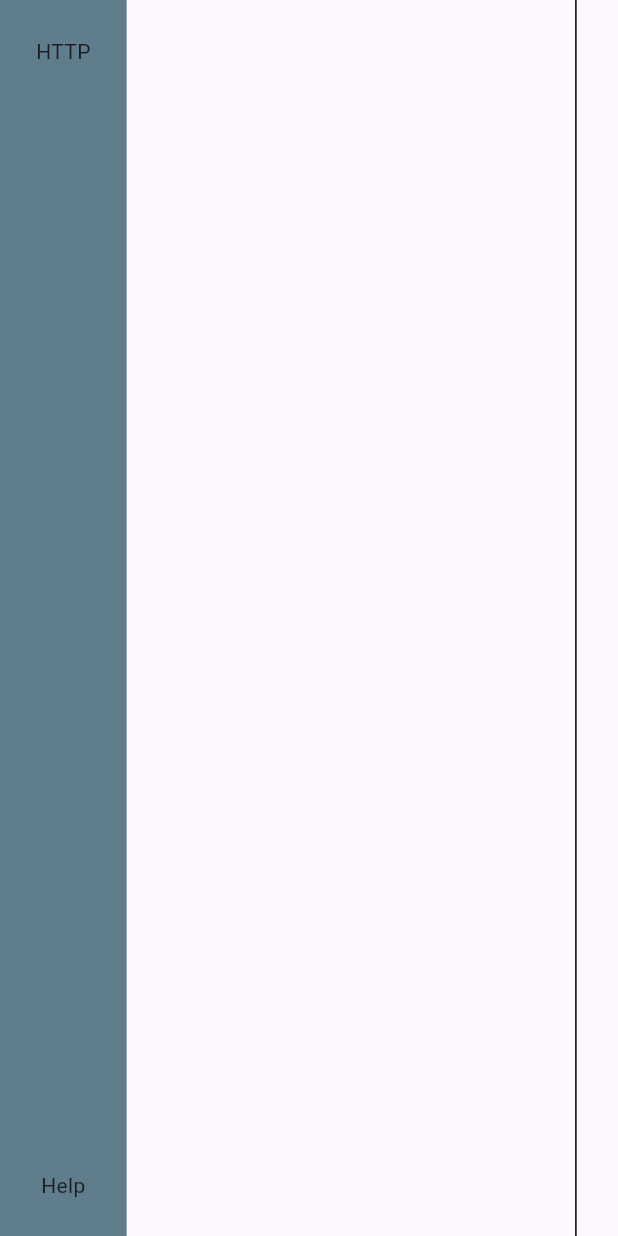
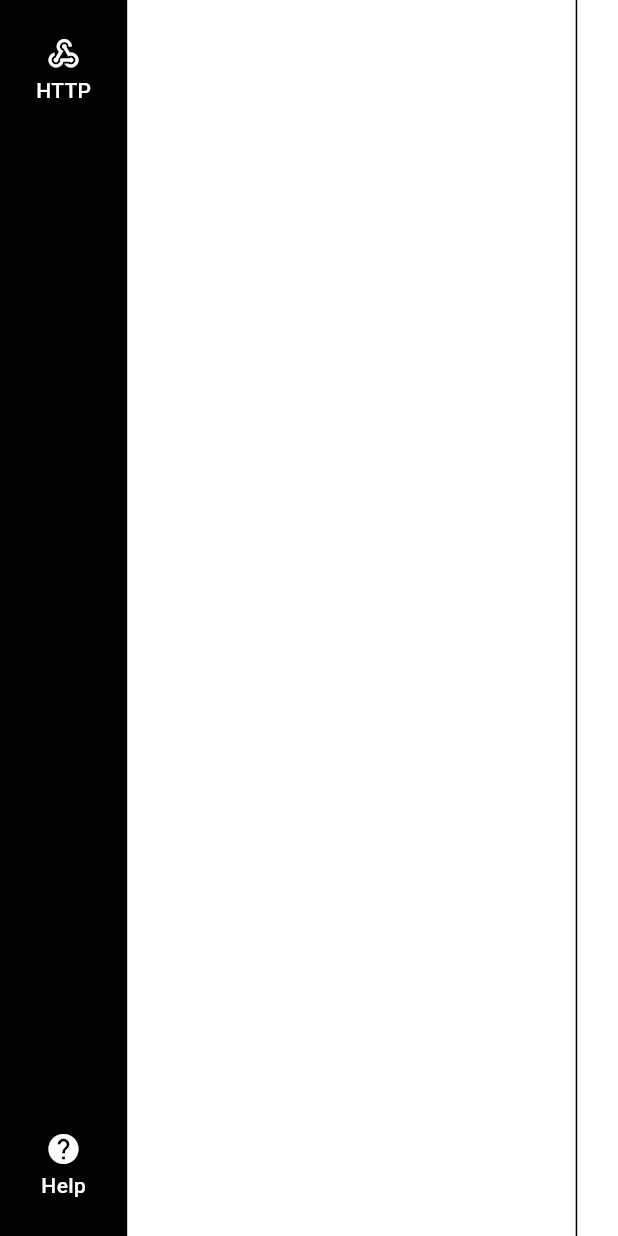
Before and after one commit to lsymds/loco11y, a Flutter app: the screen it shows after launch, on a phone screen of 412 x 824 dp. Run offline on Flutter 3.47's test engine with Material 3 defaults, Android fonts, the phone set to English and light mode, and no system bars; our stand-ins replace flutter_riverpod, riverpod_annotation, shelf; generated files the repository leaves out were written again; statements that could not run were skipped.

Commit message:
design improvements

```diff
--- a/lib/areas/http_log/ui/screens/inner_screen.dart
+++ b/lib/areas/http_log/ui/screens/inner_screen.dart
@@ -68,8 +68,13 @@ class HttpLogInnerScreen extends ConsumerWidget {
                 ),
                 child: ListView(
                   children: data.requests
-                      .map((r) => RequestSummary(
-                          request: r, onTap: () => manager.openRequest(r)))
+                      .map(
+                        (r) => RequestSummary(
+                          active: r == data.requestBeingViewed,
+                          request: r,
+                          onTap: () => manager.openRequest(r),
+                        ),
+                      )
                       .toList(),
                 ),
               ),
--- a/lib/main.dart
+++ b/lib/main.dart
@@ -2,7 +2,7 @@ import "package:flutter/material.dart";
 import "package:flutter_riverpod/flutter_riverpod.dart";
 import "package:loco11y/areas/http_log/proxy/proxy_server.dart";
 import "package:loco11y/areas/http_log/ui/screens/inner_screen.dart";
-import "package:loco11y/shared/ui/components/sidebar.dart";
+import "package:loco11y/shared/ui/components/sidebar/sidebar.dart";
 
 void main() async {
   final container = ProviderContainer();
@@ -23,7 +23,10 @@ class Loco11yApp extends StatelessWidget {
   Widget build(BuildContext context) {
     return MaterialApp(
       title: "loco11y",
-      theme: ThemeData.light(useMaterial3: true),
+      theme: ThemeData.from(
+        colorScheme: const ColorScheme.light(),
+        useMaterial3: true,
+      ),
       home: Scaffold(
         body: LayoutBuilder(
           builder: (BuildContext context, BoxConstraints constraints) {
--- a/lib/shared/ui/components/sidebar.dart
+++ /dev/null
@@ -1,21 +0,0 @@
-import "package:flutter/material.dart";
-
-class Sidebar extends StatelessWidget {
-  const Sidebar({super.key});
-
-  @override
-  Widget build(BuildContext context) {
-    return Container(
-      padding: const EdgeInsets.all(24),
-      decoration: const BoxDecoration(color: Colors.blueGrey),
-      child: const Column(
-        children: [
-          Expanded(
-            child: Text("HTTP"),
-          ),
-          Text("Help"),
-        ],
-      ),
-    );
-  }
-}
--- /dev/null
+++ b/lib/shared/ui/components/sidebar/sidebar.dart
@@ -0,0 +1,30 @@
+import "package:flutter/material.dart";
+import "package:loco11y/shared/ui/components/sidebar/sidebar_navigation_item.dart";
+import "package:loco11y/shared/ui/theme/app_colors.dart";
+
+class Sidebar extends StatelessWidget {
+  const Sidebar({super.key});
+
+  @override
+  Widget build(BuildContext context) {
+    return Container(
+      padding: const EdgeInsets.all(24),
+      decoration: const BoxDecoration(color: AppColors.sidebarBackgound),
+      child: Column(
+        children: [
+          SidebarNavigationItem(
+            icon: Icons.webhook,
+            label: "HTTP",
+            onPressed: () {},
+          ),
+          Expanded(child: Container()),
+          SidebarNavigationItem(
+            icon: Icons.help,
+            label: "Help",
+            onPressed: () {},
+          ),
+        ],
+      ),
+    );
+  }
+}
--- /dev/null
+++ b/lib/shared/ui/components/sidebar/sidebar_navigation_item.dart
@@ -0,0 +1,40 @@
+import "package:flutter/material.dart";
+import "package:loco11y/shared/ui/theme/app_colors.dart";
+
+class SidebarNavigationItem extends StatelessWidget {
+  final IconData icon;
+  final String label;
+  final VoidCallback onPressed;
+
+  const SidebarNavigationItem({
+    super.key,
+    required this.icon,
+    required this.label,
+    required this.onPressed,
+  });
+
+  @override
+  Widget build(BuildContext context) {
+    return InkWell(
+      onTap: onPressed,
+      child: Column(
+        children: [
+          Icon(
+            icon,
+            color: AppColors.sidebarForeground,
+          ),
+          const SizedBox(
+            height: 2,
+          ),
+          Text(
+            label,
+            style: const TextStyle(
+              color: AppColors.sidebarForeground,
+              fontWeight: FontWeight.w500,
+            ),
+          ),
+        ],
+      ),
+    );
+  }
+}
--- /dev/null
+++ b/lib/shared/ui/theme/app_colors.dart
@@ -0,0 +1,22 @@
+import "package:flutter/material.dart";
+
+class AppColors {
+  // Foreground colours
+  static const Color primaryForeground = _grey900;
+  static const Color subtleForeground = _grey400;
+
+  // Sidebar
+  static const Color sidebarBackgound = Colors.black;
+  static const Color sidebarForeground = Colors.white;
+
+  // Badges
+  static const Color badgeSuccess = Colors.green;
+
+  // List Items
+  static const Color listItemActive = _grey100;
+
+  static const Color _grey50 = Color(0xFFf9fafb);
+  static const Color _grey100 = Color(0xFFf3f4f6);
+  static const Color _grey400 = Color(0xFF9ca3af);
+  static const Color _grey900 = Color(0xFF111827);
+}
```
Also changed, not shown: lib/areas/http_log/ui/components/request_summary.dart (+35 -13 lines).
